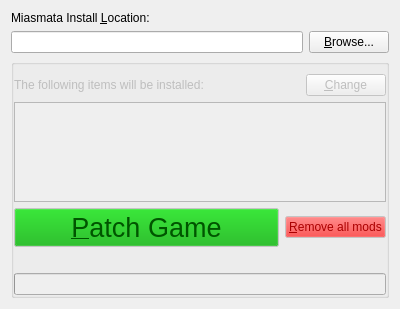
Above: miaspatch.ui from DarkStarSword/miasmata-fixes before the change. Below: the same form after it.
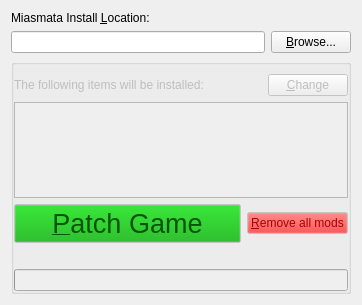
That is the form after the change.

```diff
--- a/miaspatch.ui
+++ b/miaspatch.ui
@@ -6,8 +6,8 @@
    <rect>
     <x>0</x>
     <y>0</y>
-    <width>400</width>
-    <height>309</height>
+    <width>362</width>
+    <height>305</height>
    </rect>
   </property>
   <property name="windowTitle">
@@ -91,6 +91,9 @@
         <property name="showGrid">
          <bool>false</bool>
         </property>
+        <property name="wordWrap">
+         <bool>false</bool>
+        </property>
         <attribute name="verticalHeaderVisible">
          <bool>false</bool>
         </attribute>
```
